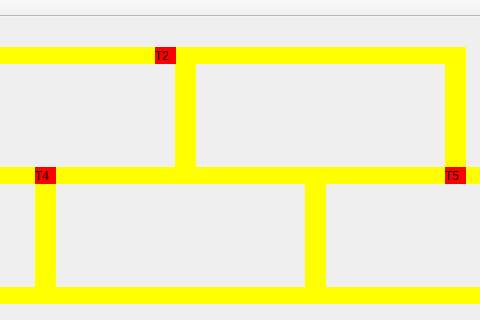
The window that Trem_-_Codigo_Fonte_1/Código QT5 Ubuntu - Trem/mainwindow.ui (IagoGMacedo/IMD0036-Sistemas-Operacionais-Trems) describes before a commit, drawn with Qt 5; both pictures show x 245 to 725 and y 0 to 320 of the 883 by 482 pixel window.
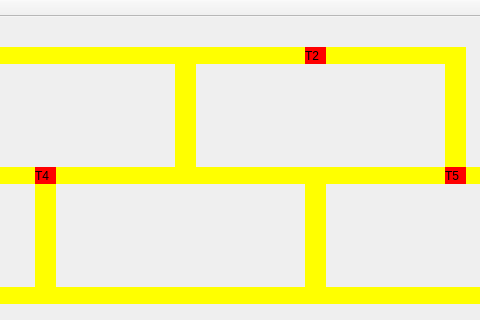
The same window after the commit.

Patch:
```diff
--- a/Trem_-_Codigo_Fonte_1/Código QT5 Ubuntu - Trem/mainwindow.ui
+++ b/Trem_-_Codigo_Fonte_1/Código QT5 Ubuntu - Trem/mainwindow.ui
@@ -171,7 +171,7 @@
    <widget class="QLabel" name="label_trem2">
     <property name="geometry">
      <rect>
-      <x>400</x>
+      <x>550</x>
       <y>30</y>
       <width>21</width>
       <height>17</height>
```
